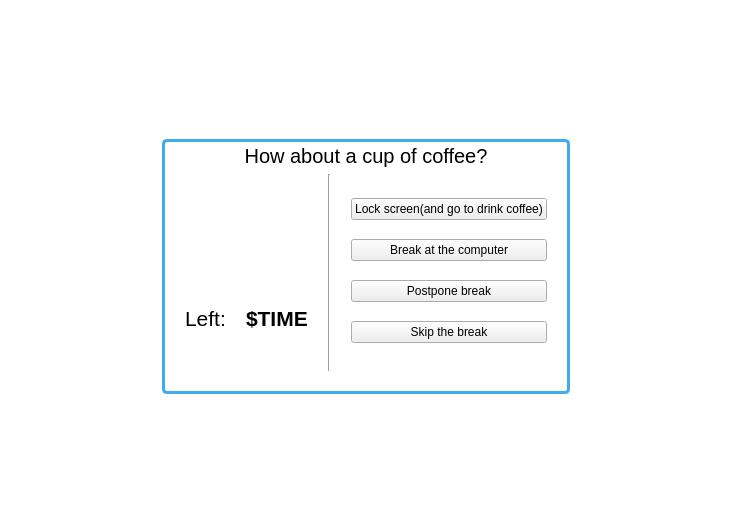
First picture: the form in src/ui/forms/break_screen.ui, repository Aksem/KoffeeBreak, before the edit.
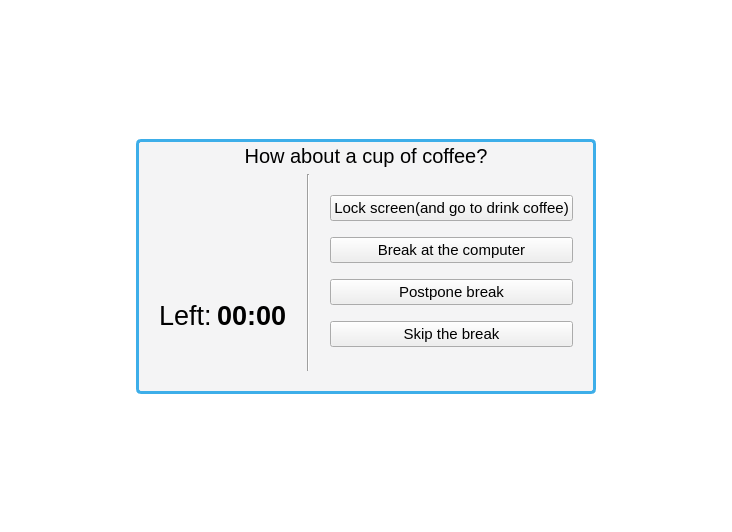
Second picture: the form after the edit.

Commit message: Added postponeBreak function, fixed some bugs & added some fetures.

```diff
--- a/src/ui/forms/break_screen.ui
+++ b/src/ui/forms/break_screen.ui
@@ -53,6 +53,7 @@
         <string notr="true">#mainFrame {
 	border: 3px solid #3daee9;
 	border-radius: 5px;
+	background-color: #f4f4f5;
 }</string>
        </property>
        <property name="frameShape">
@@ -93,7 +94,7 @@
          </widget>
         </item>
         <item>
-         <layout class="QHBoxLayout" name="horizontalLayout" stretch="0,1,1">
+         <layout class="QHBoxLayout" name="horizontalLayout" stretch="1,0,1">
           <property name="spacing">
            <number>20</number>
           </property>
@@ -126,9 +127,15 @@
             </item>
             <item>
              <layout class="QHBoxLayout" name="horizontalLayout_3">
+              <property name="spacing">
+               <number>5</number>
+              </property>
               <property name="topMargin">
                <number>0</number>
               </property>
+              <property name="bottomMargin">
+               <number>0</number>
+              </property>
               <item>
                <spacer name="horizontalSpacer_3">
                 <property name="orientation">
@@ -146,7 +153,7 @@
                <widget class="QLabel" name="label_3">
                 <property name="font">
                  <font>
-                  <pointsize>16</pointsize>
+                  <pointsize>20</pointsize>
                  </font>
                 </property>
                 <property name="text">
@@ -158,13 +165,16 @@
                <widget class="QLabel" name="leftTime_label">
                 <property name="font">
                  <font>
-                  <pointsize>16</pointsize>
+                  <pointsize>20</pointsize>
                   <weight>75</weight>
                   <bold>true</bold>
                  </font>
                 </property>
                 <property name="text">
-                 <string>$TIME</string>
+                 <string>00:00</string>
+                </property>
+                <property name="textFormat">
+                 <enum>Qt::PlainText</enum>
                 </property>
                </widget>
               </item>
@@ -224,30 +234,106 @@
             </property>
             <item>
              <widget class="QPushButton" name="lockScreen_pushButton">
+              <property name="font">
+               <font>
+                <pointsize>11</pointsize>
+                <italic>false</italic>
+                <kerning>true</kerning>
+               </font>
+              </property>
+              <property name="cursor">
+               <cursorShape>ArrowCursor</cursorShape>
+              </property>
               <property name="text">
                <string>Lock screen(and go to drink coffee)</string>
               </property>
+              <property name="iconSize">
+               <size>
+                <width>16</width>
+                <height>16</height>
+               </size>
+              </property>
+              <property name="flat">
+               <bool>false</bool>
+              </property>
              </widget>
             </item>
             <item>
              <widget class="QPushButton" name="breakComp_pushButton">
+              <property name="font">
+               <font>
+                <pointsize>11</pointsize>
+                <italic>false</italic>
+                <kerning>true</kerning>
+               </font>
+              </property>
+              <property name="cursor">
+               <cursorShape>ArrowCursor</cursorShape>
+              </property>
               <property name="text">
                <string>Break at the computer</string>
               </property>
+              <property name="iconSize">
+               <size>
+                <width>16</width>
+                <height>16</height>
+               </size>
+              </property>
+              <property name="flat">
+               <bool>false</bool>
+              </property>
              </widget>
             </item>
             <item>
-             <widget class="QPushButton" name="postpone_pushButton">
+             <widget class="QPushButton" name="postponeBreak_pushButton">
+              <property name="font">
+               <font>
+                <pointsize>11</pointsize>
+                <italic>false</italic>
+                <kerning>true</kerning>
+               </font>
+              </property>
+              <property name="cursor">
+               <cursorShape>ArrowCursor</cursorShape>
+              </property>
               <property name="text">
                <string>Postpone break</string>
               </property>
+              <property name="iconSize">
+               <size>
+                <width>16</width>
+                <height>16</height>
+               </size>
+              </property>
+              <property name="flat">
+               <bool>false</bool>
+              </property>
              </widget>
             </item>
             <item>
              <widget class="QPushButton" name="skipBreak_pushButton">
+              <property name="font">
+               <font>
+                <pointsize>11</pointsize>
+                <italic>false</italic>
+                <kerning>true</kerning>
+               </font>
+              </property>
+              <property name="cursor">
+               <cursorShape>ArrowCursor</cursorShape>
+              </property>
               <property name="text">
                <string>Skip the break</string>
               </property>
+              <property name="iconSize">
+               <size>
+                <width>16</width>
+                <height>16</height>
+               </size>
+              </property>
+              <property name="flat">
+               <bool>false</bool>
+              </property>
              </widget>
             </item>
            </layout>
```
Left out of the diff: 2 changed lines with no effect on the pictures. The commit also changes 6 other files.
